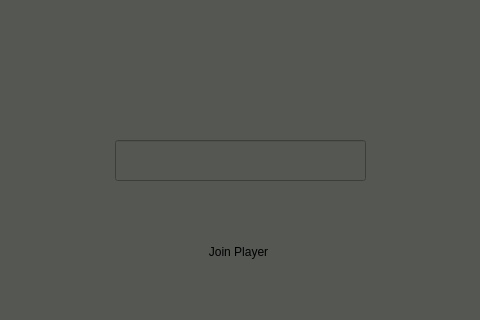
Before: the Qt Designer form hellapagos/mainwindow.ui in magacevic/Hellapagos, drawn with Qt 5; both pictures show x 147 to 627 and y 84 to 404 of the 740 by 500 pixel window.
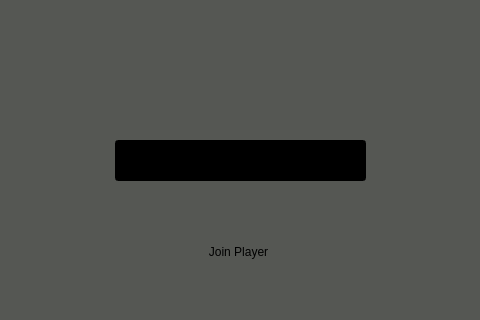
After: the same form once the commit is applied. Icons and pictures are not drawn.

```diff
--- a/hellapagos/mainwindow.ui
+++ b/hellapagos/mainwindow.ui
@@ -59,6 +59,11 @@
         <height>41</height>
        </rect>
       </property>
+      <property name="styleSheet">
+       <string notr="true">background-color: rgb(0, 0, 0);
+border-color: rgb(85, 170, 0);
+color: rgb(255, 255, 255);</string>
+      </property>
      </widget>
     </widget>
     <widget class="QWidget" name="page_2">
```
